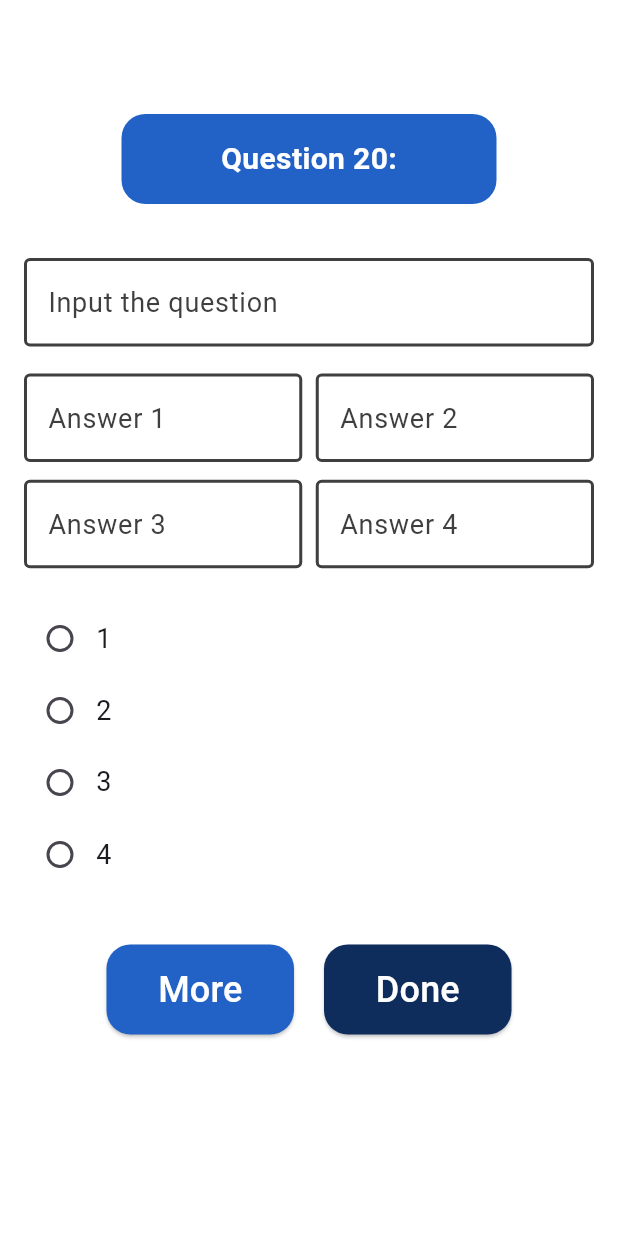
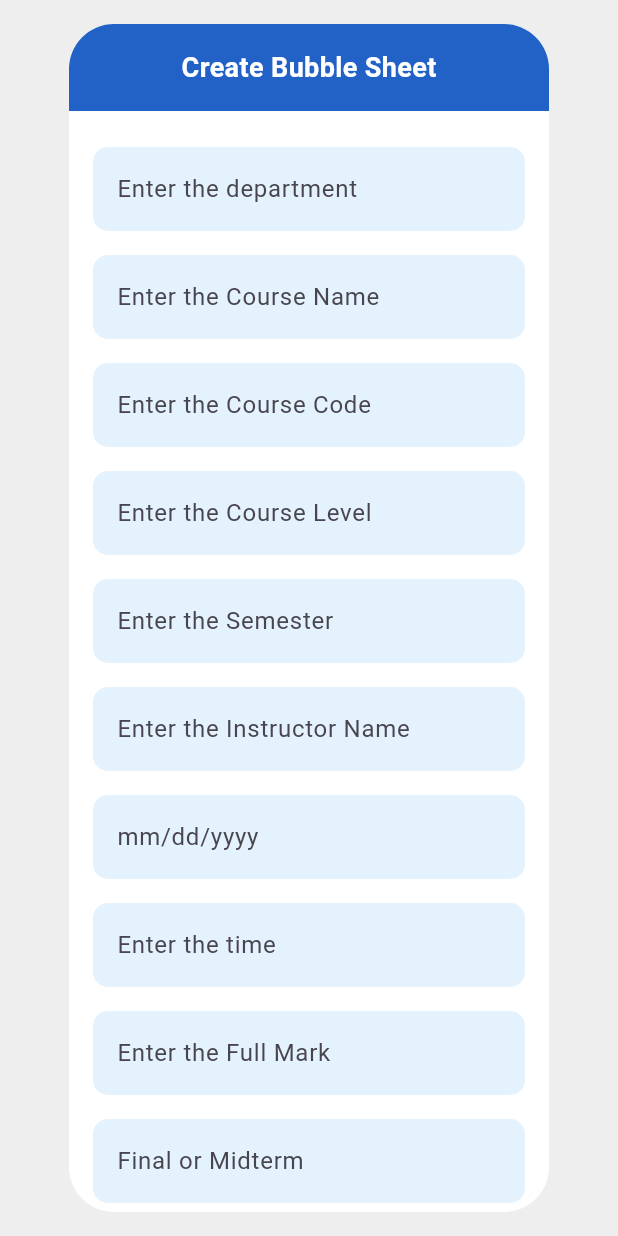
Before and after one commit to ganna-ahmed/project, a Flutter app: the screen it shows after launch, on a phone screen of 412 x 824 dp. Run offline on Flutter 3.47's test engine with Material 3 defaults, Android fonts, the phone set to English and light mode, and no system bars; our stand-ins replace flutter_svg, get; project files that could hold a hidden picture were left out.

Commit message:
new project

```diff
--- /dev/null
+++ b/lib/features/question/presentation/views/bubble_sheet.dart
@@ -0,0 +1,60 @@
+import 'package:flutter/material.dart';
+import 'package:project/core/constants/colors.dart';
+
+import 'widgets/custom_button.dart';
+import 'widgets/sectionns.dart';
+
+void main() {
+  runApp(MyApp());
+}
+
+class MyApp extends StatelessWidget {
+  @override
+  Widget build(BuildContext context) {
+    return MaterialApp(
+      home: BubbleSheetForm(),
+    );
+  }
+}
+
+class BubbleSheetForm extends StatelessWidget {
+  final double containerWidth = 320;
+  final double cornerRadius = 30;
+
+  @override
+  Widget build(BuildContext context) {
+    return Scaffold(
+      backgroundColor: Colors.grey[200],
+      body: Center(
+        child: Padding(
+          padding: const EdgeInsets.all(16.0),
+          child: Container(
+            decoration: BoxDecoration(
+              color: Colors.white,
+              borderRadius: BorderRadius.circular(cornerRadius),
+            ),
+            width: containerWidth,
+            child: SingleChildScrollView(
+              child: Column(
+                mainAxisSize: MainAxisSize.min,
+                children: [
+                  HeaderSection(),
+                  Padding(
+                    padding: const EdgeInsets.all(16.0),
+                    child: Column(
+                      children: [
+                        FormSection(),
+                        SizedBox(height: 20),
+                        DoneButton(),
+                      ],
+                    ),
+                  ),
+                ],
+              ),
+            ),
+          ),
+        ),
+      ),
+    );
+  }
+}
--- a/lib/features/question/presentation/views/widgets/custom_button.dart
+++ b/lib/features/question/presentation/views/widgets/custom_button.dart
@@ -25,3 +25,34 @@ class MoreButtonWidget extends StatelessWidget {
     );
   }
 }
+class DoneButton extends StatelessWidget {
+  final double buttonFontSize = 16;
+  final double buttonPaddingVertical = 10;
+  final double buttonPaddingHorizontal = 20;
+
+  @override
+  Widget build(BuildContext context) {
+    return ElevatedButton(
+      onPressed: () {},
+      style: ElevatedButton.styleFrom(
+        backgroundColor: AppColors.ceruleanBlue,
+        shape: RoundedRectangleBorder(
+          borderRadius: BorderRadius.circular(10.0),
+        ),
+      ),
+      child: Padding(
+        padding: EdgeInsets.symmetric(
+          vertical: buttonPaddingVertical,
+          horizontal: buttonPaddingHorizontal,
+        ),
+        child: Text(
+          "Done",
+          style: TextStyle(
+            color: Colors.white,
+            fontSize: buttonFontSize,
+          ),
+        ),
+      ),
+    );
+  }
+}
--- /dev/null
+++ b/lib/features/question/presentation/views/widgets/sectionns.dart
@@ -0,0 +1,71 @@
+import 'package:flutter/material.dart';
+import 'package:project/core/constants/colors.dart';
+
+class HeaderSection extends StatelessWidget {
+  final double cornerRadius = 30;
+  final double titleFontSize = 18;
+
+  @override
+  Widget build(BuildContext context) {
+    return Container(
+      decoration: BoxDecoration(
+        color: AppColors.ceruleanBlue,
+        borderRadius: BorderRadius.vertical(
+          top: Radius.circular(cornerRadius),
+        ),
+      ),
+      padding: EdgeInsets.all(16.0),
+      child: Center(
+        child: Text(
+          "Create Bubble Sheet",
+          style: TextStyle(
+            color: Colors.white,
+            fontSize: titleFontSize,
+            fontWeight: FontWeight.bold,
+          ),
+        ),
+      ),
+    );
+  }
+}
+
+class FormSection extends StatelessWidget {
+  final double textFieldFontSize = 16;
+
+  @override
+  Widget build(BuildContext context) {
+    return Column(
+      children: [
+        buildTextField("Enter the department"),
+        buildTextField("Enter the Course Name"),
+        buildTextField("Enter the Course Code"),
+        buildTextField("Enter the Course Level"),
+        buildTextField("Enter the Semester"),
+        buildTextField("Enter the Instructor Name"),
+        buildTextField("mm/dd/yyyy"),
+        buildTextField("Enter the time"),
+        buildTextField("Enter the Full Mark"),
+        buildTextField("Final or Midterm"),
+      ],
+    );
+  }
+
+  Widget buildTextField(String hint) {
+    return Padding(
+      padding: const EdgeInsets.symmetric(vertical: 8.0),
+      child: TextField(
+        style: TextStyle(fontSize: textFieldFontSize),
+        decoration: InputDecoration(
+          hintText: hint,
+          hintStyle: TextStyle(fontSize: textFieldFontSize),
+          filled: true,
+          fillColor: Colors.blue[50],
+          border: OutlineInputBorder(
+            borderRadius: BorderRadius.circular(10.0),
+            borderSide: BorderSide.none,
+          ),
+        ),
+      ),
+    );
+  }
+}
--- a/lib/main.dart
+++ b/lib/main.dart
@@ -3,6 +3,7 @@ import 'package:get/get.dart';
 import 'package:project/core/constants/colors.dart';
 import 'package:project/features/question/presentation/views/add_last_question.dart';
 import 'package:project/features/question/presentation/views/add_question.dart';
+import 'package:project/features/question/presentation/views/bubble_sheet.dart';
 import 'package:project/features/splash/presentation/views/splash_view.dart';
 
 void main() {
@@ -20,7 +21,7 @@ class MyApp extends StatelessWidget {
       theme: ThemeData().copyWith(
         scaffoldBackgroundColor: AppColors.white,
       ),
-      home: AddLastQuestion(),
+      home: BubbleSheetForm(),
     );
   }
 }
```
